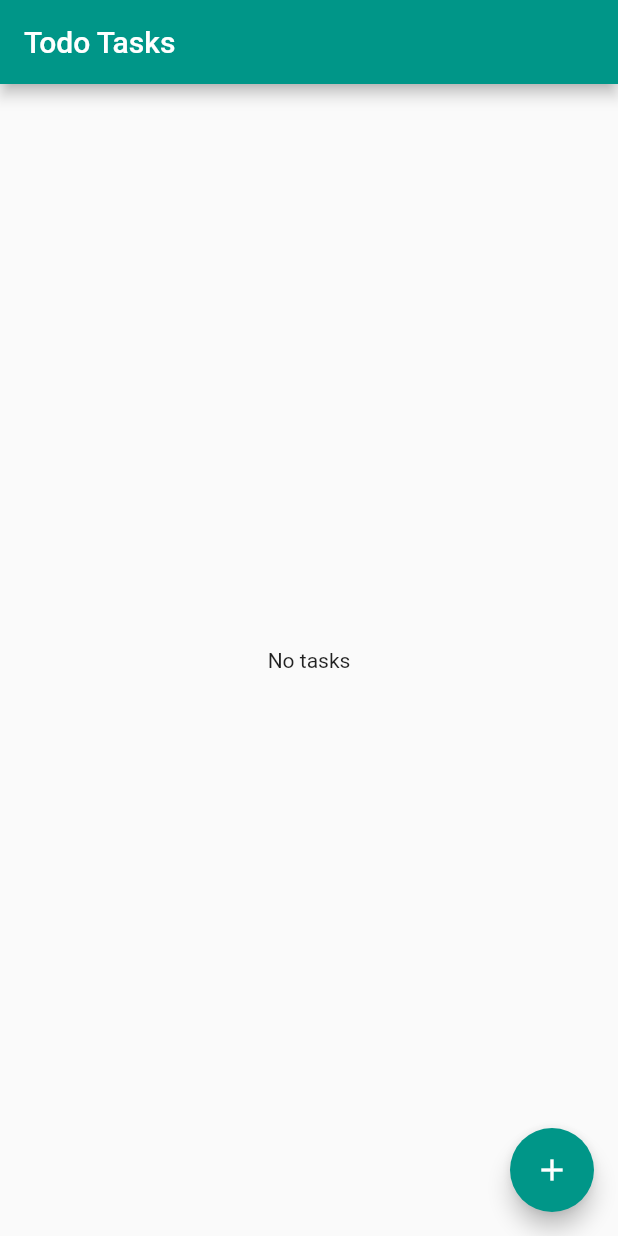
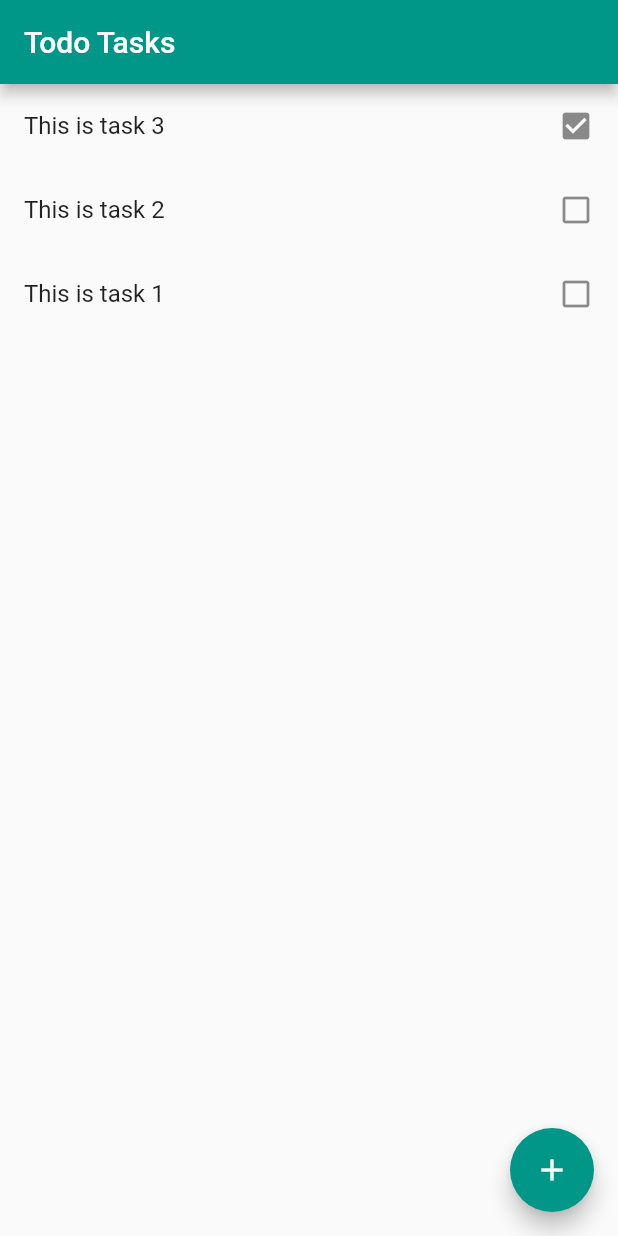
Before and after one commit to apoorvaadarsh/flutter_todo, a Flutter app: the screen it shows after launch, on a phone screen of 412 x 824 dp. Run offline on Flutter 3.47's test engine with Material 2 defaults, Android fonts, the phone set to English and light mode, and no system bars.

```diff
--- a/lib/main.dart
+++ b/lib/main.dart
@@ -11,6 +11,7 @@ class MyApp extends StatelessWidget {
   @override
   Widget build(BuildContext context) {
     return MaterialApp(
+      debugShowCheckedModeBanner: false,
       title: 'Flutter Demo',
       theme: ThemeData(
         primarySwatch: Colors.teal,
--- /dev/null
+++ b/lib/models/todo.dart
@@ -0,0 +1,5 @@
+class Todo{
+  String? title;
+  bool isCompleted;
+  Todo({this.title, this.isCompleted = false});
+}
--- a/lib/screens/homescreen.dart
+++ b/lib/screens/homescreen.dart
@@ -1,18 +1,75 @@
 import 'package:flutter/material.dart';
+import 'package:flutter_todo/models/todo.dart';
 import 'package:flutter_todo/screens/new_task_screen.dart';
 
-class HomeScreen extends StatelessWidget {
+class HomeScreen extends StatefulWidget {
   const HomeScreen({Key? key}) : super(key: key);
 
+  @override
+  _HomeScreenState createState() => _HomeScreenState();
+}
+
+class _HomeScreenState extends State<HomeScreen> {
+  List<Todo> list = [];
+  List<Todo> tList = [];
+  void addTodo(Todo item){
+    tList.insert(0, item);
+  }
+  void editTodo(Todo item, String title)
+  {
+    item.title=title;
+  }
+
+  void deleteTodo(Todo item)
+  {
+    tList.remove(item);
+  }
+  void changeDoneness(Todo item)
+  {
+    if(item.isCompleted==true)
+      item.isCompleted=false;
+    if(item.isCompleted==false)
+      item.isCompleted=true;
+  }
+
+  Todo task1 = new Todo(title: "This is task 1");
+  Todo task2 = new Todo(title: "This is task 2", isCompleted: false);
+  Todo task3 = new Todo(title: "This is task 3", isCompleted: true);
+
+  Widget DismissibleItem(Todo item, int index){
+    return Dismissible(
+        background: Container(
+            color: Colors.red,
+            padding: EdgeInsets.all(10.0),
+            child: Icon(Icons.delete)
+        ),
+        key: Key('1'),
+        child: ListTile(
+          title: Text(item.title.toString()),
+          trailing: Icon(item.isCompleted ? Icons.check_box : Icons.check_box_outline_blank),
+        ));
+  }
+  Widget buildMyList(){
+    return ListView.builder(shrinkWrap: true, itemCount: tList.length, itemBuilder: (BuildContext context, int index) => DismissibleItem(tList[index], index),);
+  }
+
+  Widget buildView(){
+    addTodo(task1);
+    addTodo(task2);
+    addTodo(task3);
+    return Column(
+      children: [
+        buildMyList()
+      ]
+    );
+  }
   @override
   Widget build(BuildContext context) {
     return Scaffold(
       appBar: AppBar(
         title: Text('Todo Tasks'),
       ),
-      body: Center(
-        child: Text('No tasks'),
-      ),
+      body: buildView(),
       floatingActionButton: FloatingActionButton(
         child: Icon(Icons.add),
         onPressed: () {
```
